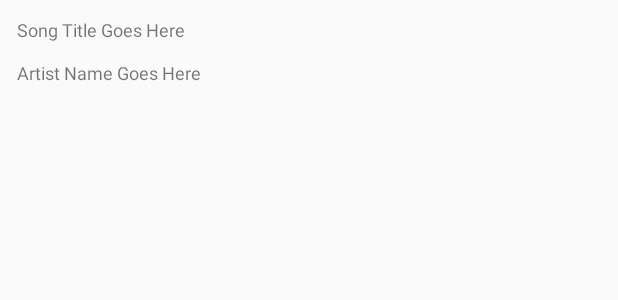
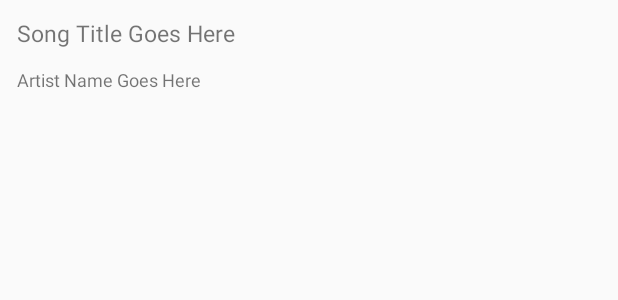
Before and after one commit to lazymeadow/gorilla-groove, an Android app: the layout playlist_song_item.xml on its own in the app's theme, with its tools: preview values and no code run, on a phone screen of 412 x 824 dp. Shown: the top 300 px of the screen. Run offline under Robolectric (Android 15) with nearby library versions, the phone set to English and light mode, and no system bars; network calls fail.

Commit message:
Song text display larger

```diff
--- a/android/app/src/main/res/layout/playlist_song_item.xml
+++ b/android/app/src/main/res/layout/playlist_song_item.xml
@@ -16,7 +16,7 @@
                 android:layout_height="wrap_content"
                 android:padding="6dp"
                 android:text="Song Title Goes Here"
-                android:textSize="12sp" />
+                android:textSize="15sp" />
 
         <TextView
                 android:id="@+id/tv_artist_name"
```
